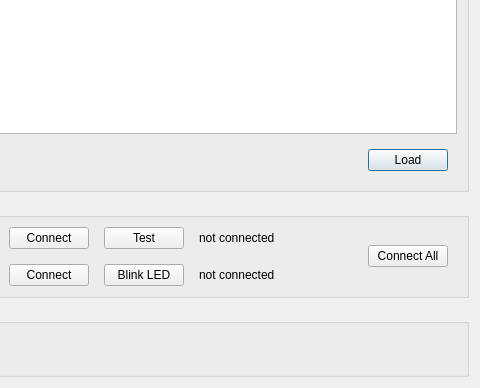
Before: the Qt Designer form src/plugin/stampede/stampede_plugin.ui in janelia-idf/bias, drawn with Qt 5; both pictures show x 131 to 611 and y 270 to 658 of the 611 by 658 pixel window.
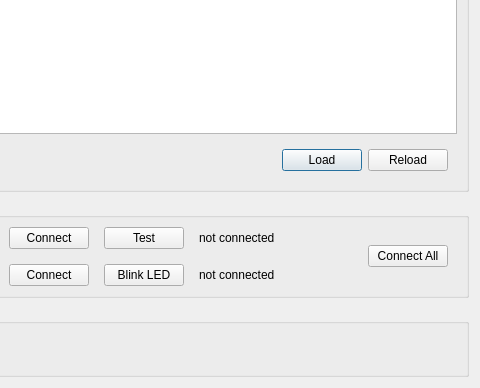
After: the same form once the commit is applied.

Patch:
```diff
--- a/src/plugin/stampede/stampede_plugin.ui
+++ b/src/plugin/stampede/stampede_plugin.ui
@@ -71,6 +71,19 @@
            </property>
           </widget>
          </item>
+         <item>
+          <widget class="QPushButton" name="reloadConfigPushButtonPtr">
+           <property name="font">
+            <font>
+             <weight>50</weight>
+             <bold>false</bold>
+            </font>
+           </property>
+           <property name="text">
+            <string>Reload</string>
+           </property>
+          </widget>
+         </item>
         </layout>
        </widget>
       </item>
```
Left out of the diff: 6 changed lines with no effect on the pictures.
